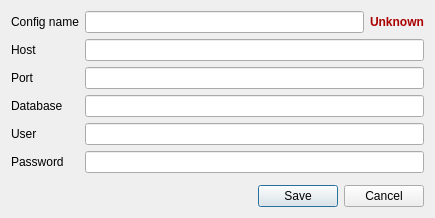
Above: qgepplugin/ui/qgeppgserviceeditordialog.ui from QGEP/qgepplugin before the change. Below: the same form after it.
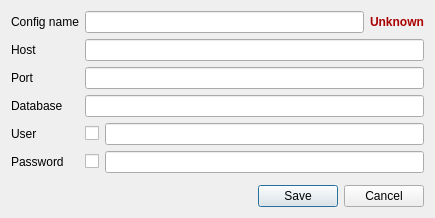
That is the form after the change.

Commit message: allow to not save user/password in pgservice

```diff
--- a/qgepplugin/ui/qgeppgserviceeditordialog.ui
+++ b/qgepplugin/ui/qgeppgserviceeditordialog.ui
@@ -77,7 +77,18 @@
     </widget>
    </item>
    <item row="4" column="1">
-    <widget class="QLineEdit" name="pgconfigUserLineEdit"/>
+    <layout class="QHBoxLayout" name="horizontalLayout_2">
+     <item>
+      <widget class="QCheckBox" name="pgconfigUserCheckBox">
+       <property name="text">
+        <string/>
+       </property>
+      </widget>
+     </item>
+     <item>
+      <widget class="QLineEdit" name="pgconfigUserLineEdit"/>
+     </item>
+    </layout>
    </item>
    <item row="5" column="0">
     <widget class="QLabel" name="label_9">
@@ -87,7 +98,18 @@
     </widget>
    </item>
    <item row="5" column="1">
-    <widget class="QLineEdit" name="pgconfigPasswordLineEdit"/>
+    <layout class="QHBoxLayout" name="horizontalLayout_3">
+     <item>
+      <widget class="QCheckBox" name="pgconfigPasswordCheckBox">
+       <property name="text">
+        <string/>
+       </property>
+      </widget>
+     </item>
+     <item>
+      <widget class="QLineEdit" name="pgconfigPasswordLineEdit"/>
+     </item>
+    </layout>
    </item>
    <item row="6" column="1">
     <spacer name="verticalSpacer">
```
The commit also changes 1 other file.
